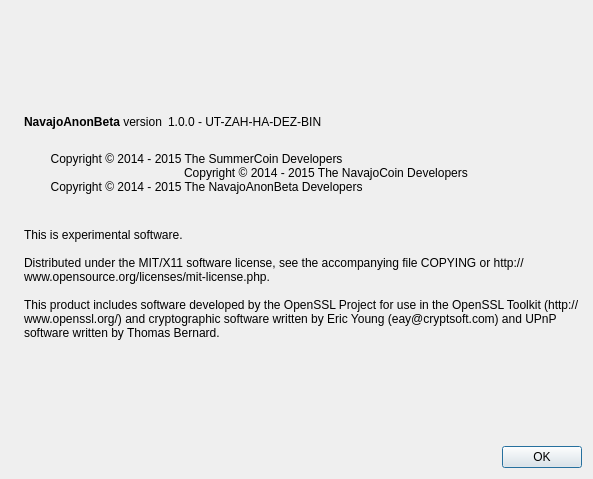
Above: src/qt/forms/aboutdialog.ui from sherlockcoin/navbetatest before the change. Below: the same form after it.
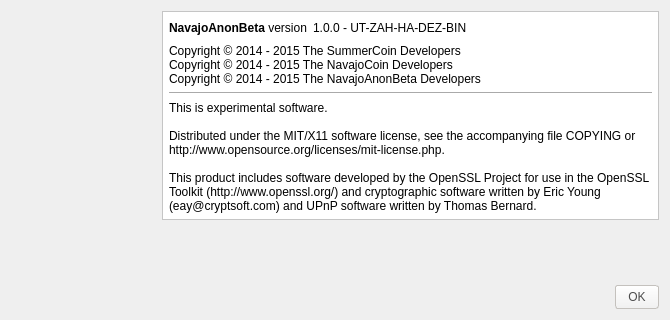
That is the form after the change. Icons and pictures are not drawn.

```diff
--- a/src/qt/forms/aboutdialog.ui
+++ b/src/qt/forms/aboutdialog.ui
@@ -6,8 +6,8 @@
    <rect>
     <x>0</x>
     <y>0</y>
-    <width>593</width>
-    <height>479</height>
+    <width>670</width>
+    <height>320</height>
    </rect>
   </property>
   <property name="windowTitle">
@@ -17,6 +17,18 @@
    <string notr="true">background-image: url(:/images2/8);</string>
   </property>
   <layout class="QHBoxLayout" name="horizontalLayout_2">
+   <item alignment="Qt::AlignVCenter">
+    <widget class="QFrame" name="verticalFrame">
+     <layout class="QVBoxLayout" name="verticalLayout_10">
+      <property name="spacing">
+       <number>6</number>
+      </property>
+      <property name="topMargin">
+       <number>6</number>
+      </property>
+      <property name="bottomMargin">
+       <number>40</number>
+      </property>
    <item>
     <widget class="QLabel" name="label_4">
      <property name="sizePolicy">
@@ -25,26 +37,64 @@
        <verstretch>0</verstretch>
       </sizepolicy>
      </property>
+        <property name="minimumSize">
+         <size>
+          <width>127</width>
+          <height>128</height>
+         </size>
+        </property>
+        <property name="maximumSize">
+         <size>
+          <width>127</width>
+          <height>127</height>
+         </size>
+        </property>
+        <property name="styleSheet">
+         <string notr="true">background-repeat:none;</string>
+        </property>
+        <property name="lineWidth">
+         <number>1</number>
+        </property>
      <property name="pixmap">
       <pixmap resource="../bitcoin.qrc">:/images/about</pixmap>
      </property>
+        <property name="indent">
+         <number>-1</number>
+        </property>
+       </widget>
+      </item>
+     </layout>
     </widget>
    </item>
    <item>
     <layout class="QVBoxLayout" name="verticalLayout_2">
      <item>
-      <spacer name="verticalSpacer_2">
-       <property name="orientation">
-        <enum>Qt::Vertical</enum>
-       </property>
-       <property name="sizeHint" stdset="0">
+      <widget class="QFrame" name="verticalFrame">
+       <property name="minimumSize">
         <size>
-         <width>20</width>
-         <height>40</height>
+         <width>0</width>
+         <height>0</height>
         </size>
        </property>
-      </spacer>
-     </item>
+       <property name="styleSheet">
+        <string notr="true">background-color: rgb(255,255,255);</string>
+       </property>
+       <property name="frameShape">
+        <enum>QFrame::StyledPanel</enum>
+       </property>
+       <layout class="QVBoxLayout" name="verticalLayout_7">
+        <property name="leftMargin">
+         <number>6</number>
+        </property>
+        <property name="topMargin">
+         <number>6</number>
+        </property>
+        <property name="rightMargin">
+         <number>6</number>
+        </property>
+        <property name="bottomMargin">
+         <number>6</number>
+        </property>
      <item>
       <layout class="QHBoxLayout" name="horizontalLayout">
        <item>
@@ -55,6 +105,9 @@
          <property name="text">
           <string>&lt;b&gt;NavajoAnonBeta&lt;/b&gt; version</string>
          </property>
+            <property name="margin">
+             <number>0</number>
+            </property>
          <property name="textInteractionFlags">
           <set>Qt::LinksAccessibleByMouse|Qt::TextSelectableByKeyboard|Qt::TextSelectableByMouse</set>
          </property>
@@ -94,25 +147,27 @@
         <cursorShape>IBeamCursor</cursorShape>
        </property>
        <property name="text">
-        <string>
-        Copyright © 2014 - 2015 The SummerCoin Developers
-		Copyright © 2014 - 2015 The NavajoCoin Developers
-        Copyright © 2014 - 2015 The NavajoAnonBeta Developers
-        </string>
+           <string>&lt;html&gt;&lt;head/&gt;&lt;body&gt;&lt;p&gt;Copyright © 2014 - 2015 The SummerCoin Developers&lt;br /&gt;Copyright © 2014 - 2015 The NavajoCoin Developers&lt;br /&gt;Copyright © 2014 - 2015 The NavajoAnonBeta Developers&lt;/p&gt;&lt;/body&gt;&lt;/html&gt;</string>
        </property>
        <property name="textInteractionFlags">
         <set>Qt::LinksAccessibleByMouse|Qt::TextSelectableByKeyboard|Qt::TextSelectableByMouse</set>
        </property>
       </widget>
      </item>
+        <item>
+         <widget class="Line" name="line">
+          <property name="orientation">
+           <enum>Qt::Horizontal</enum>
+          </property>
+         </widget>
+        </item>
      <item>
       <widget class="QLabel" name="label_2">
        <property name="cursor">
         <cursorShape>IBeamCursor</cursorShape>
        </property>
        <property name="text">
-        <string>
-This is experimental software.
+           <string>This is experimental software.
 
 Distributed under the MIT/X11 software license, see the accompanying file COPYING or http://www.opensource.org/licenses/mit-license.php.
 
@@ -126,6 +181,9 @@
        </property>
       </widget>
      </item>
+       </layout>
+      </widget>
+     </item>
      <item>
       <spacer name="verticalSpacer">
        <property name="orientation">
@@ -141,6 +199,13 @@
      </item>
      <item>
       <widget class="QDialogButtonBox" name="buttonBox">
+       <property name="styleSheet">
+        <string notr="true">background-color: qlineargradient(spread:pad, x1:0, y1:1, x2:0, y2:0, stop:0 rgb(240,240,240), stop:1 rgb(255, 255, 255));
+border-radius:3px;
+border: 1px solid #C4C1BD;
+color: #4C4C4C;
+padding: 4px 12px;</string>
+       </property>
        <property name="orientation">
         <enum>Qt::Horizontal</enum>
        </property>
```
Left out of the diff: 2 changed lines with no effect on the pictures. Lines whose indentation alone changed are shown as unchanged.
